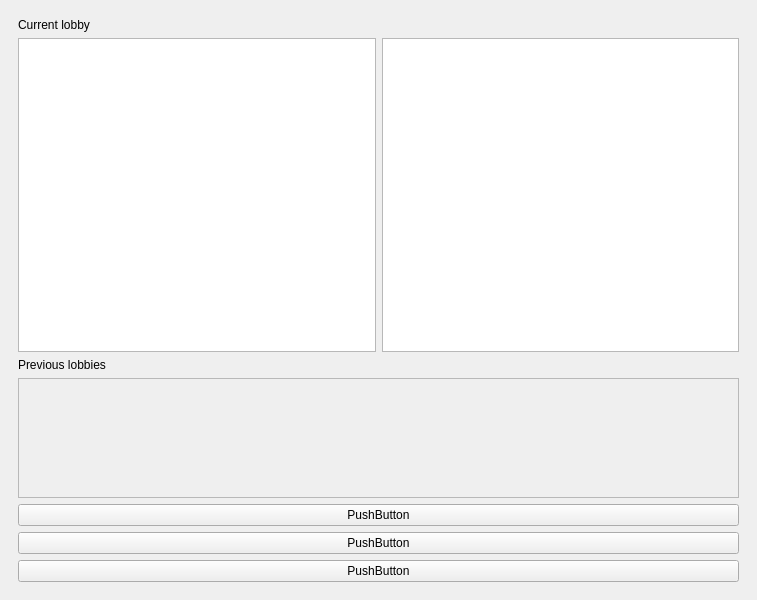
First picture: the form in progglol/mainwindow.ui, repository SadOnion/ProGG.lol, before the edit.
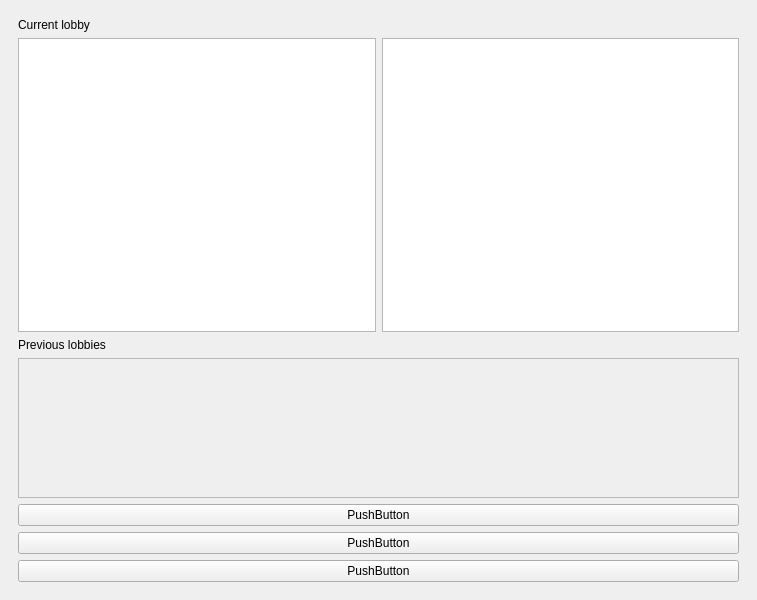
Second picture: the form after the edit.

```diff
--- a/progglol/mainwindow.ui
+++ b/progglol/mainwindow.ui
@@ -109,7 +109,7 @@
           <property name="minimumSize">
            <size>
             <width>460</width>
-            <height>120</height>
+            <height>140</height>
            </size>
           </property>
           <property name="widgetResizable">
@@ -121,7 +121,7 @@
              <x>0</x>
              <y>0</y>
              <width>719</width>
-             <height>118</height>
+             <height>138</height>
             </rect>
            </property>
            <property name="sizePolicy">
@@ -130,6 +130,9 @@
              <verstretch>0</verstretch>
             </sizepolicy>
            </property>
+           <property name="layoutDirection">
+            <enum>Qt::RightToLeft</enum>
+           </property>
            <layout class="QGridLayout" name="gridLayout_4"/>
           </widget>
          </widget>
```
